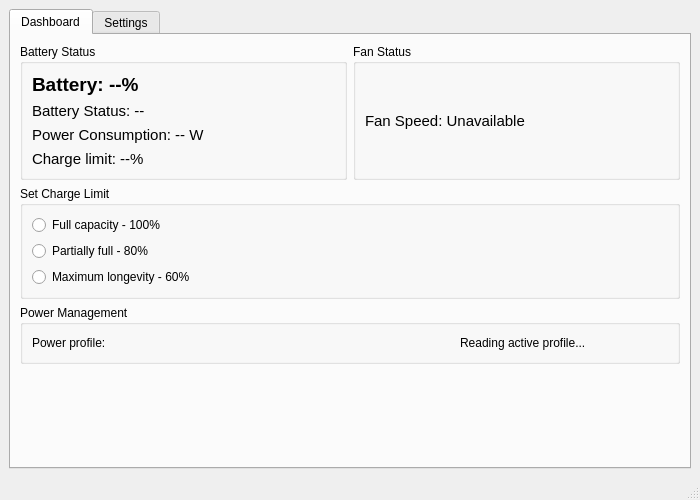
The window that mainwindow.ui (AumPauskar/powerqt) describes before a commit, drawn with Qt 5.
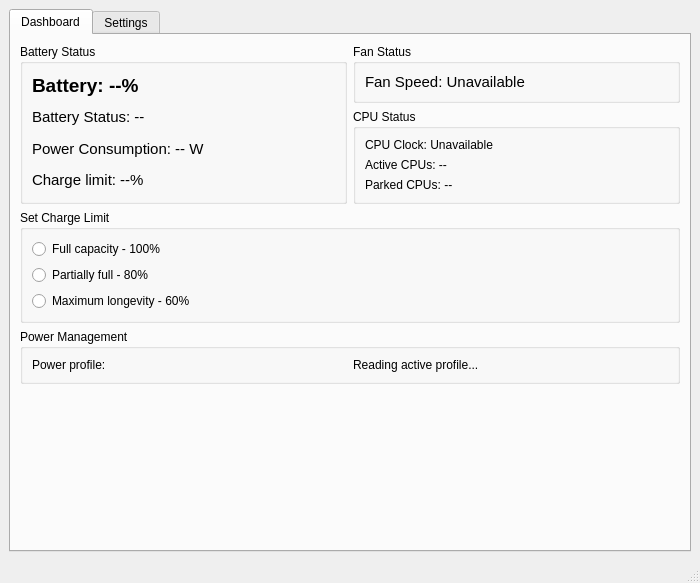
The same window after the commit.

What changed in the file:
```diff
--- a/mainwindow.ui
+++ b/mainwindow.ui
@@ -7,7 +7,7 @@
     <x>0</x>
     <y>0</y>
     <width>700</width>
-    <height>500</height>
+    <height>583</height>
    </rect>
   </property>
   <property name="windowTitle">
@@ -86,6 +86,8 @@
            </widget>
           </item>
           <item>
+           <layout class="QVBoxLayout" name="rightStatusColumnLayout">
+            <item>
            <widget class="QGroupBox" name="fanStatusGroup">
             <property name="title">
              <string>Fan Status</string>
@@ -106,6 +108,38 @@
             </layout>
            </widget>
           </item>
+            <item>
+             <widget class="QGroupBox" name="cpuStatusGroup">
+              <property name="title">
+               <string>CPU Status</string>
+              </property>
+              <layout class="QVBoxLayout" name="cpuStatusLayout">
+               <item>
+                <widget class="QLabel" name="cpuClock">
+                 <property name="text">
+                  <string>CPU Clock: Unavailable</string>
+                 </property>
+                </widget>
+               </item>
+               <item>
+                <widget class="QLabel" name="activeCpus">
+                 <property name="text">
+                  <string>Active CPUs: --</string>
+                 </property>
+                </widget>
+               </item>
+               <item>
+                <widget class="QLabel" name="parkedCpus">
+                 <property name="text">
+                  <string>Parked CPUs: --</string>
+                 </property>
+                </widget>
+               </item>
+              </layout>
+             </widget>
+            </item>
+           </layout>
+          </item>
          </layout>
         </item>
         <item>
@@ -152,9 +186,7 @@
             </widget>
            </item>
            <item>
-            <widget class="QWidget" name="powerProfileButtonsContainer">
              <layout class="QGridLayout" name="powerProfileButtonsLayout"/>
-            </widget>
            </item>
            <item>
             <widget class="QLabel" name="powerProfileStatus">
```
Left out of the diff: 8 changed lines with no effect on the pictures. Lines whose indentation alone changed are shown as unchanged.
